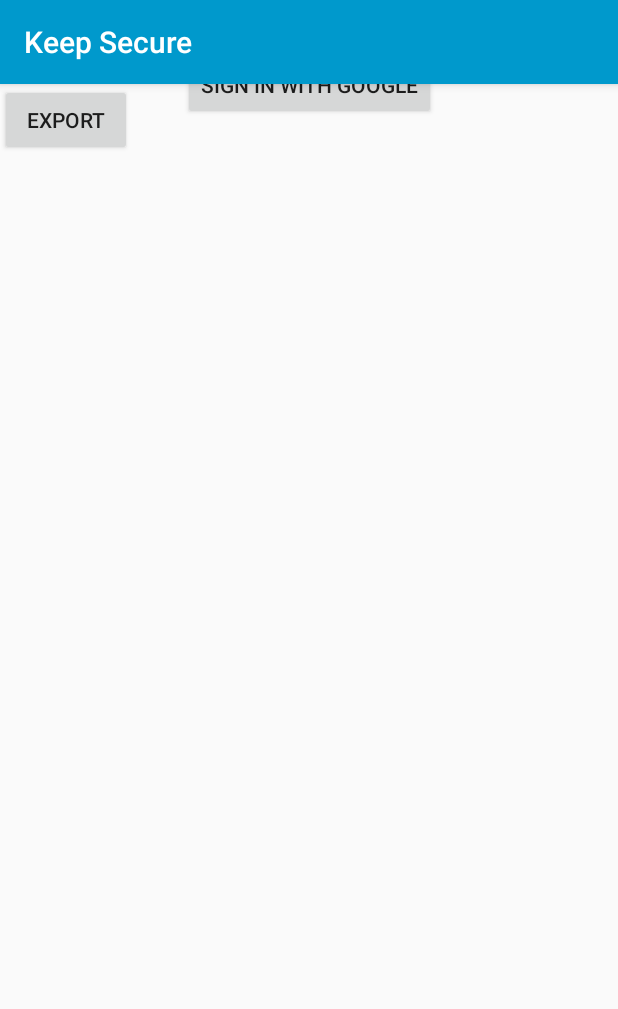
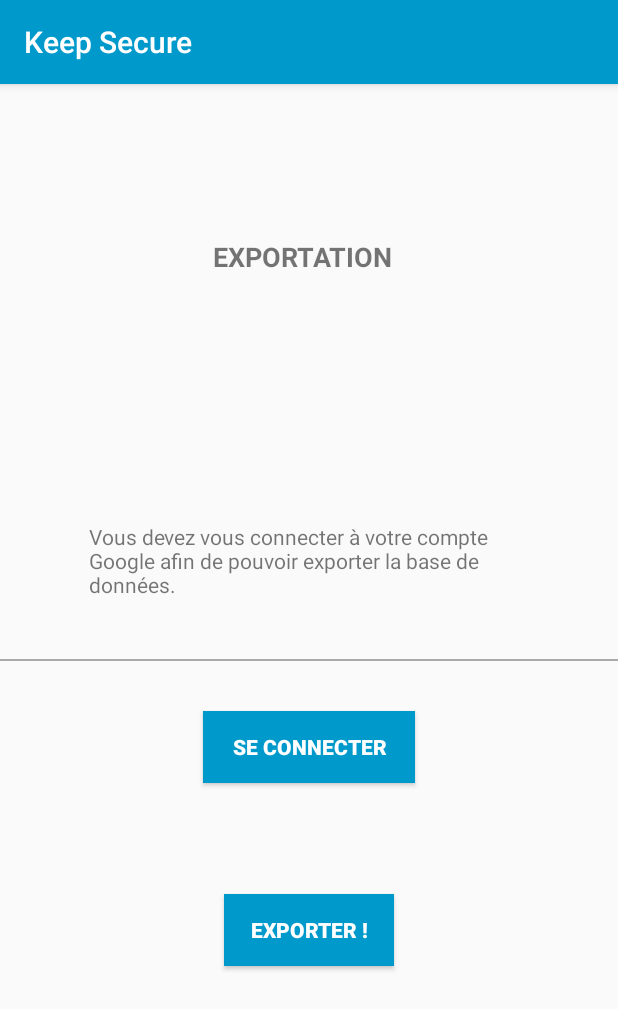
Before and after one commit to Epsiilon/AndroidPassword, an Android app: the ExportActivity screen opened directly, with no data from a screen before it, on a phone screen of 412 x 824 dp. Shown: the top 1009 px of the screen. Run offline under Robolectric (Android 15) with nearby library versions, the phone set to English and light mode, and no system bars; our stand-ins replace Firebase (no records; nobody signed in at launch, a user with empty details on screens opened directly).

Commit message:
Modify mainActivity, exportActivity views for responsivity and icon changed to circle

```diff
--- a/app/src/main/res/layout/activity_export.xml
+++ b/app/src/main/res/layout/activity_export.xml
@@ -6,25 +6,84 @@
     android:layout_height="match_parent"
     tools:context="com.esgi.androidPassword.ExportActivity">
 
+    <View
+        android:id="@+id/view3"
+        android:layout_width="match_parent"
+        android:layout_height="1dp"
+        android:layout_marginTop="8dp"
+        android:layout_marginBottom="8dp"
+        android:background="@android:color/darker_gray"
+        app:layout_constraintBottom_toBottomOf="parent"
+        app:layout_constraintTop_toTopOf="parent"
+        tools:layout_editor_absoluteX="0dp" />
+
     <Button
         android:id="@+id/btnExport"
-        android:layout_width="wrap_content"
+        android:layout_width="113dp"
         android:layout_height="wrap_content"
-        android:text="Export"
-        tools:layout_editor_absoluteX="161dp"
-        tools:layout_editor_absoluteY="461dp" />
+        android:layout_marginStart="8dp"
+        android:layout_marginTop="8dp"
+        android:layout_marginEnd="8dp"
+        android:layout_marginBottom="8dp"
+        android:background="@android:color/holo_blue_dark"
+        android:text="Exporter !"
+        android:textColor="@android:color/white"
+        android:textStyle="bold"
+        app:layout_constraintBottom_toBottomOf="parent"
+        app:layout_constraintEnd_toEndOf="parent"
+        app:layout_constraintStart_toStartOf="parent"
+        app:layout_constraintTop_toBottomOf="@+id/signIn"
+        app:layout_constraintVertical_bias="0.276" />
 
     <Button
         android:id="@+id/signIn"
+        android:layout_width="141dp"
+        android:layout_height="wrap_content"
+        android:layout_marginStart="8dp"
+        android:layout_marginTop="8dp"
+        android:layout_marginEnd="8dp"
+        android:layout_marginBottom="8dp"
+        android:background="@android:color/holo_blue_dark"
+        android:text="Se connecter"
+        android:textColor="@android:color/white"
+        android:textStyle="bold"
+        app:layout_constraintBottom_toBottomOf="parent"
+        app:layout_constraintEnd_toEndOf="parent"
+        app:layout_constraintStart_toStartOf="parent"
+        app:layout_constraintTop_toBottomOf="@+id/view3"
+        app:layout_constraintVertical_bias="0.07999998" />
+
+    <TextView
+        android:id="@+id/textView13"
         android:layout_width="wrap_content"
         android:layout_height="wrap_content"
         android:layout_marginStart="8dp"
         android:layout_marginTop="8dp"
         android:layout_marginEnd="8dp"
         android:layout_marginBottom="8dp"
-        android:text="Sign In with Google"
-        app:layout_constraintBottom_toTopOf="@+id/btnExport"
+        android:text="Exportation"
+        android:textAllCaps="true"
+        android:textSize="18sp"
+        android:textStyle="bold"
+        app:layout_constraintBottom_toBottomOf="parent"
+        app:layout_constraintEnd_toEndOf="parent"
+        app:layout_constraintHorizontal_bias="0.485"
+        app:layout_constraintStart_toStartOf="parent"
+        app:layout_constraintTop_toTopOf="parent"
+        app:layout_constraintVertical_bias="0.13" />
+
+    <TextView
+        android:id="@+id/textView14"
+        android:layout_width="293dp"
+        android:layout_height="wrap_content"
+        android:layout_marginStart="8dp"
+        android:layout_marginTop="8dp"
+        android:layout_marginEnd="8dp"
+        android:layout_marginBottom="8dp"
+        android:text="Vous devez vous connecter à votre compte Google afin de pouvoir exporter la base de données."
+        app:layout_constraintBottom_toTopOf="@+id/view3"
         app:layout_constraintEnd_toEndOf="parent"
         app:layout_constraintStart_toStartOf="parent"
-        app:layout_constraintTop_toTopOf="parent" />
+        app:layout_constraintTop_toBottomOf="@+id/textView13"
+        app:layout_constraintVertical_bias="0.83" />
 </android.support.constraint.ConstraintLayout>
--- a/app/src/main/res/layout/fragment_data.xml
+++ b/app/src/main/res/layout/fragment_data.xml
@@ -38,12 +38,13 @@
         android:layout_height="wrap_content"
         android:layout_weight="1"
         android:text="Show password" />
+
     <Button
         android:id="@+id/copy"
         android:layout_width="0dp"
         android:layout_height="wrap_content"
         android:layout_weight="1"
-        android:text="Copy" />
+        android:text="Copier" />
 
     <Button
         android:id="@+id/edit"
```
Also changed, not shown: app/src/main/res/layout/activity_creation.xml (+8 -5 lines), app/src/main/res/layout/activity_main.xml (+73 -27 lines), app/src/main/ic_keep_secure_launcher-web.png, app/src/main/res/mipmap-hdpi/ic_keep_secure.png, app/src/main/res/mipmap-hdpi/ic_keep_secure_launcher.png, app/src/main/res/mipmap-hdpi/ic_keep_secure_launcher_round.png, app/src/main/res/mipmap-mdpi/ic_keep_secure.png, app/src/main/res/mipmap-mdpi/ic_keep_secure_launcher.png, app/src/main/res/mipmap-mdpi/ic_keep_secure_launcher_round.png, app/src/main/res/mipmap-xhdpi/ic_keep_secure.png, app/src/main/res/mipmap-xhdpi/ic_keep_secure_launcher.png, app/src/main/res/mipmap-xhdpi/ic_keep_secure_launcher_round.png, app/src/main/res/mipmap-xxhdpi/ic_keep_secure.png, app/src/main/res/mipmap-xxhdpi/ic_keep_secure_launcher.png, 4 more files.
